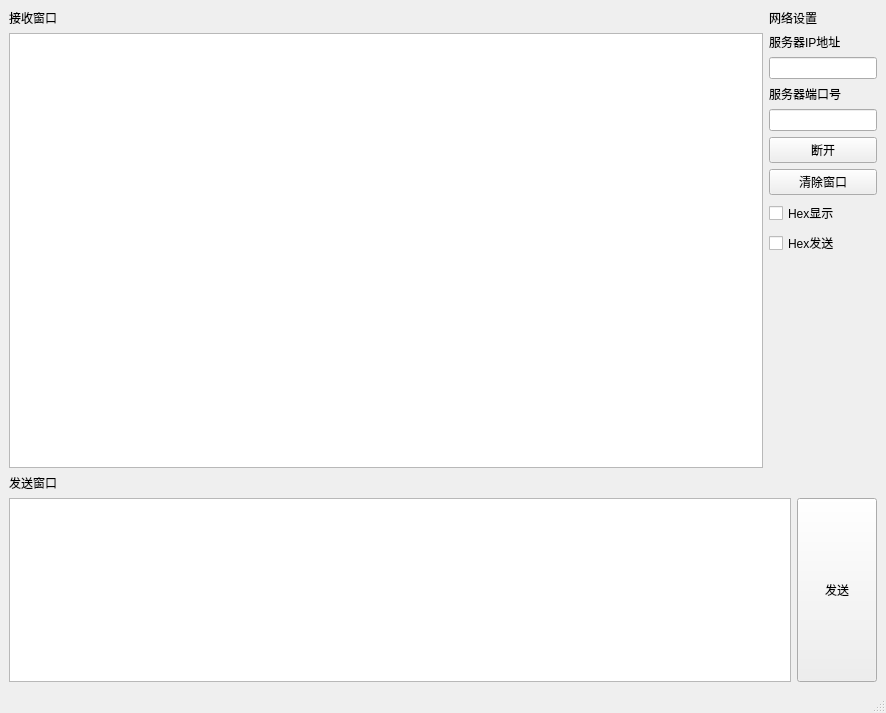
Qt form 2_Proj/client/tcpclient.ui (sitakerchen/MultiStereo) before a commit.
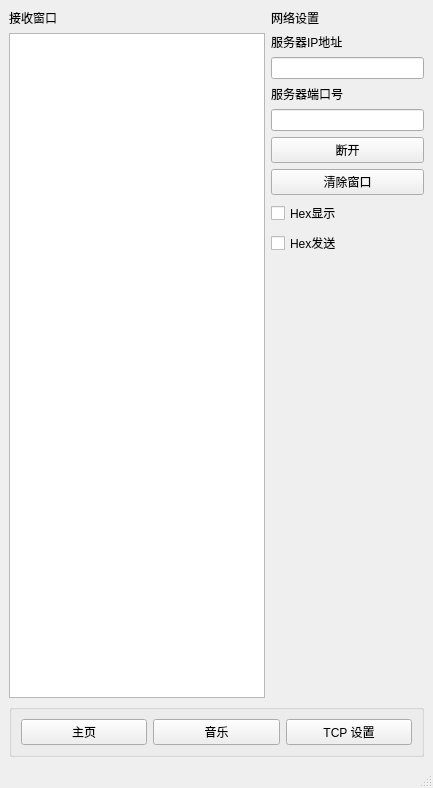
The same form after that commit.

```diff
--- a/2_Proj/client/tcpclient.ui
+++ b/2_Proj/client/tcpclient.ui
@@ -6,15 +6,17 @@
    <rect>
     <x>0</x>
     <y>0</y>
-    <width>886</width>
-    <height>713</height>
+    <width>433</width>
+    <height>788</height>
    </rect>
   </property>
   <property name="windowTitle">
    <string>MainWindow</string>
   </property>
   <widget class="QWidget" name="centralwidget">
-   <layout class="QGridLayout" name="gridLayout" columnstretch="4,0">
+   <layout class="QVBoxLayout" name="verticalLayout_3" stretch="5,0">
+    <item>
+     <layout class="QGridLayout" name="gridLayout">
     <item row="0" column="0" rowspan="2">
      <layout class="QVBoxLayout" name="verticalLayout_2">
       <item>
@@ -104,36 +106,65 @@
       </property>
      </spacer>
     </item>
-    <item row="2" column="0" colspan="2">
-     <layout class="QVBoxLayout" name="verticalLayout_3">
+     </layout>
+    </item>
       <item>
-       <widget class="QLabel" name="label_2">
+     <widget class="QGroupBox" name="groupBox_switch">
+      <property name="title">
+       <string/>
+      </property>
+      <layout class="QGridLayout" name="gridLayout_2">
+       <item row="0" column="0">
+        <layout class="QHBoxLayout" name="horizontalLayout">
+         <property name="sizeConstraint">
+          <enum>QLayout::SetDefaultConstraint</enum>
+         </property>
+         <property name="topMargin">
+          <number>0</number>
+         </property>
+         <item>
+          <widget class="QPushButton" name="pushButton_main">
+           <property name="sizePolicy">
+            <sizepolicy hsizetype="Minimum" vsizetype="Preferred">
+             <horstretch>0</horstretch>
+             <verstretch>0</verstretch>
+            </sizepolicy>
+           </property>
         <property name="text">
-         <string>发送窗口</string>
+            <string>主页</string>
         </property>
        </widget>
       </item>
       <item>
-       <layout class="QHBoxLayout" name="horizontalLayout_2">
-        <item>
-         <widget class="QPlainTextEdit" name="plainTextEditSend"/>
+          <widget class="QPushButton" name="pushButton_music">
+           <property name="sizePolicy">
+            <sizepolicy hsizetype="Minimum" vsizetype="Preferred">
+             <horstretch>0</horstretch>
+             <verstretch>0</verstretch>
+            </sizepolicy>
+           </property>
+           <property name="text">
+            <string>音乐</string>
+           </property>
+          </widget>
         </item>
         <item>
-         <widget class="QPushButton" name="pushButtonSend">
+          <widget class="QPushButton" name="pushButton_tcpSetting">
           <property name="sizePolicy">
-           <sizepolicy hsizetype="Minimum" vsizetype="Expanding">
+            <sizepolicy hsizetype="Minimum" vsizetype="Preferred">
             <horstretch>0</horstretch>
             <verstretch>0</verstretch>
            </sizepolicy>
           </property>
           <property name="text">
-           <string>发送</string>
+            <string>TCP 设置</string>
           </property>
          </widget>
         </item>
        </layout>
       </item>
      </layout>
+     </widget>
     </item>
    </layout>
   </widget>
```
Left out of the diff: 5 changed lines with no effect on the pictures. Lines whose indentation alone changed are shown as unchanged.
